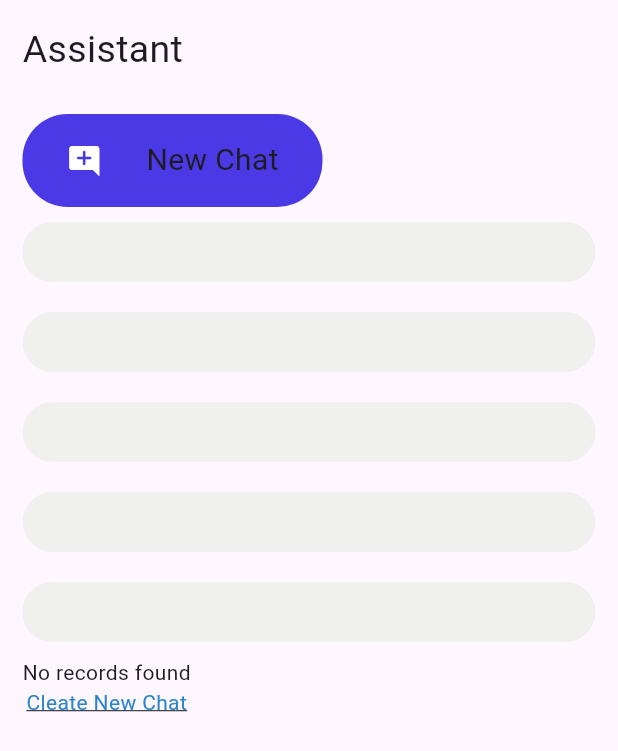
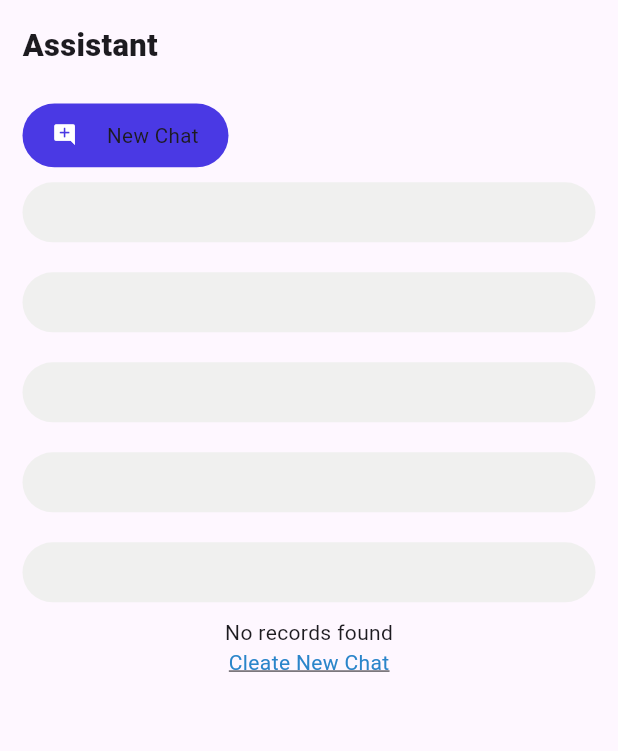
Before and after one commit to Rifat-Hosen/Assistant, a Flutter app: what chat() shows on an empty page, opened directly, on a phone screen of 412 x 824 dp. Shown: the top 751 px of the screen. Run offline on Flutter 3.47's test engine with Material 3 defaults, Android fonts, the phone set to English and light mode, and no system bars; drawn by our look-alikes of oktoast; our stand-ins replace gap, google_fonts; missing offline and left inert: flutter_reactive_value; Roboto replaces fonts that are missing (IBMPlexSans).

Commit message:
<Fix><UI> Responsive Ui for all devices

```diff
--- a/lib/core/architecture/view.dart
+++ b/lib/core/architecture/view.dart
@@ -49,7 +49,6 @@ class _BaseStatefulWidgetState<T extends ViewModel> extends State<BIView<T>> {
     viewModel.buildProperty(context, args);
     return Builder(
         builder: (context) {
-          int v = viewModel.v.reactiveValue(context);
           return widget.builder(context, viewModel);
         }
     );
--- a/lib/core/extensions.dart
+++ b/lib/core/extensions.dart
@@ -10,16 +10,17 @@ extension PreSize on num {
     BuildContext? context = MyApp.navigatorKey.currentContext;
     if (context != null) {
       final size = MediaQuery.of(context).size;
-      final ratio;
-      if(size.width<size.height){
-        ratio = size.width / size.height;
+      double ratio;
+
+      if (size.width < 600) {
+        ratio = 600 / size.width;
+      } else if (size.width <= 1024) {
+        ratio =  (1024/size.width); // Adjust ratio for tablets
+      } else {
+        ratio = 1.0;  // Adjust ratio for desktops
       }
-      else {
-        ratio = size.height / size.width;
-      }
-      final deviceRatio = MediaQuery.of(context).size.aspectRatio;
-      //return toDouble() * deviceRatio;
-      return toDouble() ;
+
+      return toDouble() / ratio;
     }
     return toDouble();
   }
--- a/lib/pages/home/Components/chat_tab.dart
+++ b/lib/pages/home/Components/chat_tab.dart
@@ -1,5 +1,7 @@
+import 'package:assistant/index.dart';
 import 'package:flutter/material.dart';
 import 'package:gap/gap.dart';
+import 'package:google_fonts/google_fonts.dart';
 
 class chat extends StatelessWidget {
   const chat({
@@ -12,36 +14,41 @@ class chat extends StatelessWidget {
       padding: const EdgeInsets.all(15.0),
       child: SingleChildScrollView(
         child: Column(
-          crossAxisAlignment: CrossAxisAlignment.start,
+          crossAxisAlignment: CrossAxisAlignment.center,
           mainAxisAlignment: MainAxisAlignment.start,
           children: [
-            const Text(
+            Column(
+              crossAxisAlignment: CrossAxisAlignment.start,
+              children: [
+                Text(
                   'Assistant',
-              style: TextStyle(
-                fontSize: 25,
+                  textAlign: TextAlign.left,
+                  style: GoogleFonts.turretRoad(
+                      fontSize: 30.rp,
+                      fontWeight: FontWeight.w900// Adaptive font size
                   ),
                 ),
                 const Gap(25),
                 Container(
-              width: 200,
-              height: 62,
+                  width: 200.rp,
+                  height: 62.rp,
                   decoration: BoxDecoration(
                     color: const Color(0xFF4A39E4),
                     borderRadius: BorderRadius.circular(30),
                   ),
-              child: const Row(
+                  child:  Row(
                     mainAxisSize: MainAxisSize.max,
                     mainAxisAlignment: MainAxisAlignment.spaceEvenly,
                     children: [
                       Icon(
                         Icons.add_comment_rounded,
                         color: Colors.white,
-                    size: 24,
+                        size: 24.rp,
                       ),
                       Text(
                         'New Chat',
                         style: TextStyle(
-                      fontSize: 20,
+                          fontSize: 20.rp,
                         ),
                       ),
                     ],
@@ -50,6 +57,8 @@ class chat extends StatelessWidget {
                 Column(
                   mainAxisAlignment: MainAxisAlignment.center,
                   children: List.generate(5, (index) => buildChatContainer()),
+                ),
+              ],
             ),
             const Column(
               mainAxisAlignment: MainAxisAlignment.center,
--- a/lib/pages/home/Components/home_main_body.dart
+++ b/lib/pages/home/Components/home_main_body.dart
@@ -1,8 +1,9 @@
+import 'package:assistant/index.dart';
 import 'package:flutter/material.dart';
-
+import 'package:google_fonts/google_fonts.dart';
+import 'package:gap/gap.dart';
 import '../index.dart';
 import 'index.dart';
-
 
 class HomeMainBody extends StatelessWidget {
   final HomeVM viewModel;
@@ -15,11 +16,15 @@ class HomeMainBody extends StatelessWidget {
   Widget build(BuildContext context) {
     return Container(
       color: Colors.transparent,
-      padding:  EdgeInsets.all(5),
+      padding: EdgeInsets.all(5),
       child: Column(
         crossAxisAlignment: CrossAxisAlignment.center,
         mainAxisAlignment: MainAxisAlignment.center,
         children: [
+          Visibility(
+              visible: MediaQuery.of(context).size.width > 1024,
+              child: Gap(40.rp),
+          ),
           Expanded(
             child: SingleChildScrollView(
               child: Column(
@@ -28,16 +33,25 @@ class HomeMainBody extends StatelessWidget {
                 children: [
                   Text(
                     'AI-Legal Advisor',
-                    style: TextStyle(
-                      fontSize: 50,
+                    style: GoogleFonts.turretRoad(
+                      fontSize: 70.rp,
+                      fontWeight: FontWeight.w900// Adaptive font size
                     ),
                   ),
+                  Text(
+                    'Your assistants are ready to work',
+                    style: TextStyle(
+                      fontSize: 32.rp,color: Colors.grey
+                    ),
+                  ),
+                  Gap(30),
                   SingleChildScrollView(
                     scrollDirection: Axis.horizontal,
                     child: Row(
                       mainAxisAlignment: MainAxisAlignment.start,
                       children: viewModel.model.assistants.map((assistant) {
-                        return AssistaintDetailsContainer(icon_name: assistant.icon_name, name: assistant.name, isSelect: assistant.isSelect, description: assistant.description, ispro: assistant.isPro);
+                        return AssistaintDetailsContainer(
+                            icon_name: assistant.icon_name, name: assistant.name, isSelect: assistant.isSelect, description: assistant.description, ispro: assistant.isPro);
                       }).toList(),
                     ),
                   ),
@@ -47,22 +61,22 @@ class HomeMainBody extends StatelessWidget {
                       mainAxisAlignment: MainAxisAlignment.center,
                       children: [
                         Expanded(
-                          flex :5,
-                          child:  Text(
+                          flex: 5,
+                          child: Text(
                             'Start a new Conversation',
                             textAlign: TextAlign.start,
                             maxLines: 2,
-                            style: TextStyle(fontSize: 40),
+                            style: TextStyle(fontSize: 25.rp),
                           ),
                         ),
                         Expanded(
-                          flex: 2,
+                          flex: MediaQuery.of(context).size.width>1024 ? 1:2,
                           child: Container(
-                            width: 100,
+
                             height: 60,
                             decoration: BoxDecoration(borderRadius: BorderRadius.circular(15), border: Border.all(color: Colors.black38)),
                             child: const Row(
-                              mainAxisSize: MainAxisSize.min,
+                              mainAxisSize: MainAxisSize.max,
                               mainAxisAlignment: MainAxisAlignment.spaceEvenly,
                               children: [
                                 Icon(
@@ -75,7 +89,10 @@ class HomeMainBody extends StatelessWidget {
                               ],
                             ),
                           ),
-                        )
+                        ),
+                        Visibility(
+                          visible: MediaQuery.of(context).size.width>1024,
+                          child: Gap(30),),
                       ],
                     ),
                   ),
@@ -107,8 +124,7 @@ class HomeMainBody extends StatelessWidget {
                   height: 90,
                   color: Colors.transparent,
                   child: Row(
-                    crossAxisAlignment: MediaQuery.of(context).size.width>600 ? CrossAxisAlignment.start : CrossAxisAlignment.center,
-
+                    crossAxisAlignment: MediaQuery.of(context).size.width > 600 ? CrossAxisAlignment.start : CrossAxisAlignment.center,
                     children: [
                       Container(
                         width: 60.0,
@@ -135,12 +151,11 @@ class HomeMainBody extends StatelessWidget {
                                   border: OutlineInputBorder(
                                     borderRadius: BorderRadius.circular(20),
                                   ),
-
-                                  labelText: MediaQuery.of(context).size.width>600 ?'Type / to use custom tools' : 'Type / to use custom tools',
+                                  labelText: MediaQuery.of(context).size.width > 600 ? 'Type / to use custom tools' : 'Type / to use custom tools',
                                 ),
                               ),
                               Visibility(
-                                visible: MediaQuery.of(context).size.width>600,
+                                visible: MediaQuery.of(context).size.width > 600,
                                 child: Row(
                                   children: [
                                     const Text(
@@ -173,7 +188,6 @@ class HomeMainBody extends StatelessWidget {
                                   ],
                                 ),
                               )
-
                             ],
                           ),
                         ),
@@ -208,7 +222,6 @@ class HomeMainBody extends StatelessWidget {
                     ],
                   ),
                 ),
-
               ],
             ),
           )
--- a/lib/pages/home/home_model.dart
+++ b/lib/pages/home/home_model.dart
@@ -1,8 +1,6 @@
-import 'package:flutter/material.dart';
 
 class HomeModel {
   bool chat_tab = false;
-
   bool hover = false;
   int notification_count = 4;
 
--- a/lib/pages/home/responsive_layout/home_desktop_layout.dart
+++ b/lib/pages/home/responsive_layout/home_desktop_layout.dart
@@ -42,7 +42,6 @@ class DesktopBody extends IView<HomeVM> {
                     InkWell(
                       onTap: () {
                         viewModel.model.chat_tab = !viewModel.model.chat_tab;
-                        print(viewModel.model.chat_tab);
                         viewModel.setState();
                       },
                       child: Image.asset('assets/images/chat.png'),
--- a/lib/pages/home/responsive_layout/home_mobile_layout.dart
+++ b/lib/pages/home/responsive_layout/home_mobile_layout.dart
@@ -1,5 +1,3 @@
-import 'package:assistant/core/extensions.dart';
-import 'package:assistant/pages/home/responsive_layout/home_desktop_layout.dart';
 import 'package:flutter/material.dart';
 import 'package:gap/gap.dart';
 import '../../../core/architecture/view.dart';
--- a/pubspec.yaml
+++ b/pubspec.yaml
@@ -21,6 +21,8 @@ dependencies:
   gap: ^3.0.1
   flutterflow_ui: ^0.3.1
   flutter_screenutil: ^5.9.3
+  google_fonts: ^6.2.1
+
 
 dev_dependencies:
   flutter_test:
```
Also changed, not shown: pubspec.lock. Lines whose indentation alone changed are shown as unchanged.
